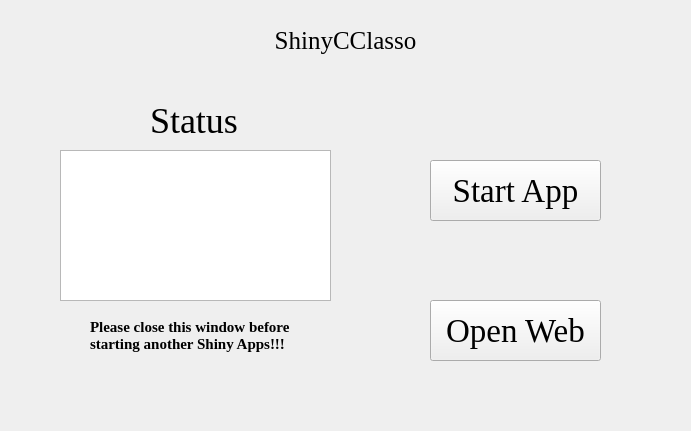
This is ShinyCClasso.ui in hzaurzli/MicroWorldOmics as Qt 5 draws it before an edit. The edited form follows.
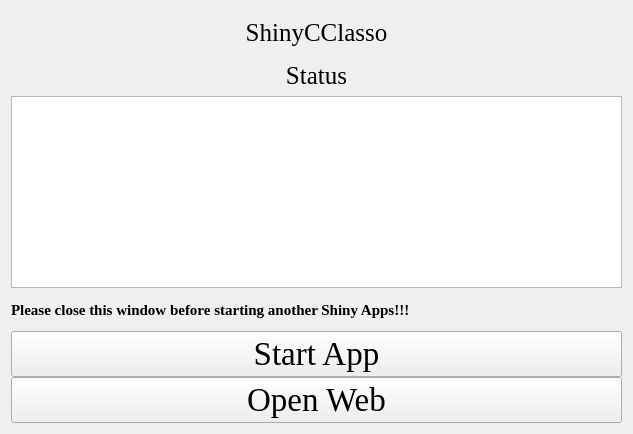
This is the edited form. Icons and pictures are not drawn.

What changed in the file:
```diff
--- a/ShinyCClasso.ui
+++ b/ShinyCClasso.ui
@@ -6,8 +6,8 @@
    <rect>
     <x>0</x>
     <y>0</y>
-    <width>691</width>
-    <height>431</height>
+    <width>633</width>
+    <height>434</height>
    </rect>
   </property>
   <property name="windowTitle">
@@ -16,28 +16,17 @@
   <property name="styleSheet">
    <string notr="true">background-image: url(D:/tools/Pycharm/pyqt/logo/backgroundpage.png)</string>
   </property>
-  <widget class="QTextBrowser" name="textBrowser">
-   <property name="geometry">
-    <rect>
-     <x>60</x>
-     <y>150</y>
-     <width>271</width>
-     <height>151</height>
-    </rect>
+  <layout class="QGridLayout" name="gridLayout_4">
+   <property name="verticalSpacing">
+    <number>0</number>
    </property>
-   <property name="styleSheet">
-    <string notr="true">background-image: url(D:/tools/Pycharm/pyqt/logo/white.png)</string>
-   </property>
-  </widget>
+   <item row="0" column="0">
+    <layout class="QGridLayout" name="gridLayout_5">
+     <property name="verticalSpacing">
+      <number>0</number>
+     </property>
+     <item row="0" column="0" colspan="3">
   <widget class="QLabel" name="label">
-   <property name="geometry">
-    <rect>
-     <x>230</x>
-     <y>20</y>
-     <width>231</width>
-     <height>41</height>
-    </rect>
-   </property>
    <property name="font">
     <font>
      <family>Times New Roman</family>
@@ -51,75 +40,32 @@
     <set>Qt::AlignCenter</set>
    </property>
   </widget>
-  <widget class="QLabel" name="label_2">
-   <property name="geometry">
-    <rect>
-     <x>150</x>
-     <y>100</y>
-     <width>101</width>
-     <height>41</height>
-    </rect>
-   </property>
+     </item>
+     <item row="3" column="0" colspan="3">
+      <widget class="QLabel" name="label_4">
    <property name="font">
     <font>
      <family>Times New Roman</family>
-     <pointsize>27</pointsize>
+         <pointsize>19</pointsize>
     </font>
    </property>
    <property name="text">
     <string>Status</string>
    </property>
    <property name="alignment">
-    <set>Qt::AlignLeading|Qt::AlignLeft|Qt::AlignVCenter</set>
-   </property>
-  </widget>
-  <widget class="QPushButton" name="pushButton">
-   <property name="geometry">
-    <rect>
-     <x>430</x>
-     <y>160</y>
-     <width>171</width>
-     <height>61</height>
-    </rect>
-   </property>
-   <property name="font">
-    <font>
-     <family>Times New Roman</family>
-     <pointsize>25</pointsize>
-    </font>
-   </property>
-   <property name="text">
-    <string>Start App</string>
-   </property>
-  </widget>
-  <widget class="QPushButton" name="pushButton_2">
-   <property name="geometry">
-    <rect>
-     <x>430</x>
-     <y>300</y>
-     <width>171</width>
-     <height>61</height>
-    </rect>
-   </property>
-   <property name="font">
-    <font>
-     <family>Times New Roman</family>
-     <pointsize>25</pointsize>
-    </font>
-   </property>
-   <property name="text">
-    <string>Open Web</string>
-   </property>
-  </widget>
+        <set>Qt::AlignCenter</set>
+       </property>
+      </widget>
+     </item>
+     <item row="5" column="0" rowspan="2" colspan="3">
+      <widget class="QTextBrowser" name="textBrowser">
+       <property name="styleSheet">
+        <string notr="true">background-image: url(D:/Documents/Desktop/white.png)</string>
+       </property>
+      </widget>
+     </item>
+     <item row="7" column="0" colspan="3">
   <widget class="QLabel" name="label_3">
-   <property name="geometry">
-    <rect>
-     <x>90</x>
-     <y>310</y>
-     <width>211</width>
-     <height>51</height>
-    </rect>
-   </property>
    <property name="font">
     <font>
      <family>Times New Roman</family>
@@ -129,10 +75,39 @@
     </font>
    </property>
    <property name="text">
-    <string>Please close this window before
-starting another Shiny Apps!!!</string>
-   </property>
-  </widget>
+        <string>Please close this window before starting another Shiny Apps!!!</string>
+       </property>
+      </widget>
+     </item>
+     <item row="8" column="0" colspan="3">
+      <widget class="QPushButton" name="pushButton">
+       <property name="font">
+        <font>
+         <family>Times New Roman</family>
+         <pointsize>25</pointsize>
+        </font>
+       </property>
+       <property name="text">
+        <string>Start App</string>
+       </property>
+      </widget>
+     </item>
+     <item row="9" column="0" colspan="3">
+      <widget class="QPushButton" name="pushButton_2">
+       <property name="font">
+        <font>
+         <family>Times New Roman</family>
+         <pointsize>25</pointsize>
+        </font>
+       </property>
+       <property name="text">
+        <string>Open Web</string>
+       </property>
+      </widget>
+     </item>
+    </layout>
+   </item>
+  </layout>
  </widget>
  <resources/>
  <connections/>
```
Left out of the diff: 2 changed lines with no effect on the pictures. Lines whose indentation alone changed are shown as unchanged.
